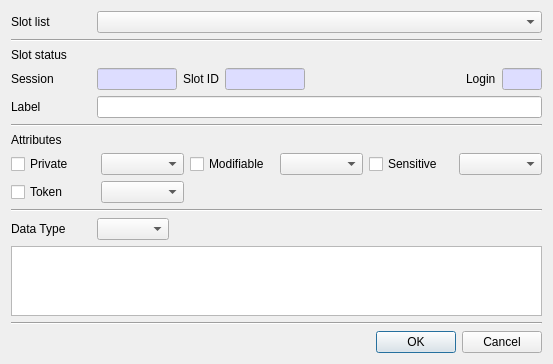
Old version of the form CryptokiMan/create_data_dlg.ui in the repository jykim74/CryptokiMan.
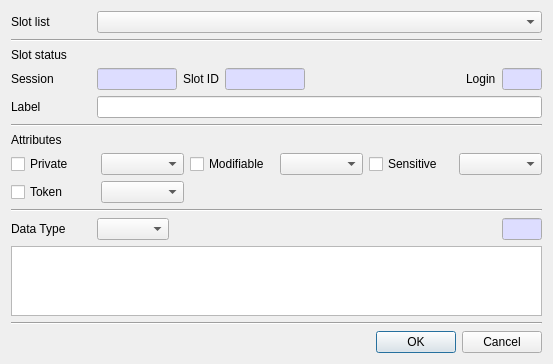
New version of the form.

The edit to the form file:
```diff
--- a/CryptokiMan/create_data_dlg.ui
+++ b/CryptokiMan/create_data_dlg.ui
@@ -386,6 +386,62 @@
        </property>
       </spacer>
      </item>
+     <item row="0" column="3">
+      <widget class="QLineEdit" name="mDataLenText">
+       <property name="minimumSize">
+        <size>
+         <width>40</width>
+         <height>0</height>
+        </size>
+       </property>
+       <property name="maximumSize">
+        <size>
+         <width>40</width>
+         <height>16777215</height>
+        </size>
+       </property>
+       <property name="palette">
+        <palette>
+         <active>
+          <colorrole role="Base">
+           <brush brushstyle="SolidPattern">
+            <color alpha="255">
+             <red>221</red>
+             <green>221</green>
+             <blue>255</blue>
+            </color>
+           </brush>
+          </colorrole>
+         </active>
+         <inactive>
+          <colorrole role="Base">
+           <brush brushstyle="SolidPattern">
+            <color alpha="255">
+             <red>221</red>
+             <green>221</green>
+             <blue>255</blue>
+            </color>
+           </brush>
+          </colorrole>
+         </inactive>
+         <disabled>
+          <colorrole role="Base">
+           <brush brushstyle="SolidPattern">
+            <color alpha="255">
+             <red>240</red>
+             <green>240</green>
+             <blue>240</blue>
+            </color>
+           </brush>
+          </colorrole>
+         </disabled>
+        </palette>
+       </property>
+       <property name="readOnly">
+        <bool>true</bool>
+       </property>
+      </widget>
+     </item>
     </layout>
    </item>
    <item>
```
